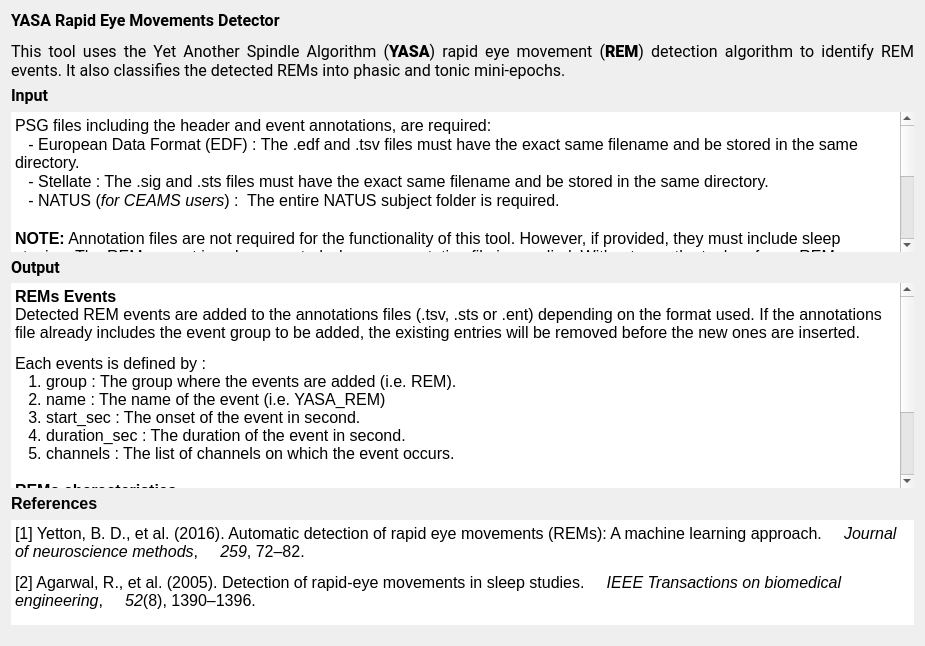
Qt form tools/CEAMSTools/DetectREMsYASA/IntroStepYASA/Ui_IntroStepYASA.ui (SnoozToolbox/snooz-package-ceams) before a commit.
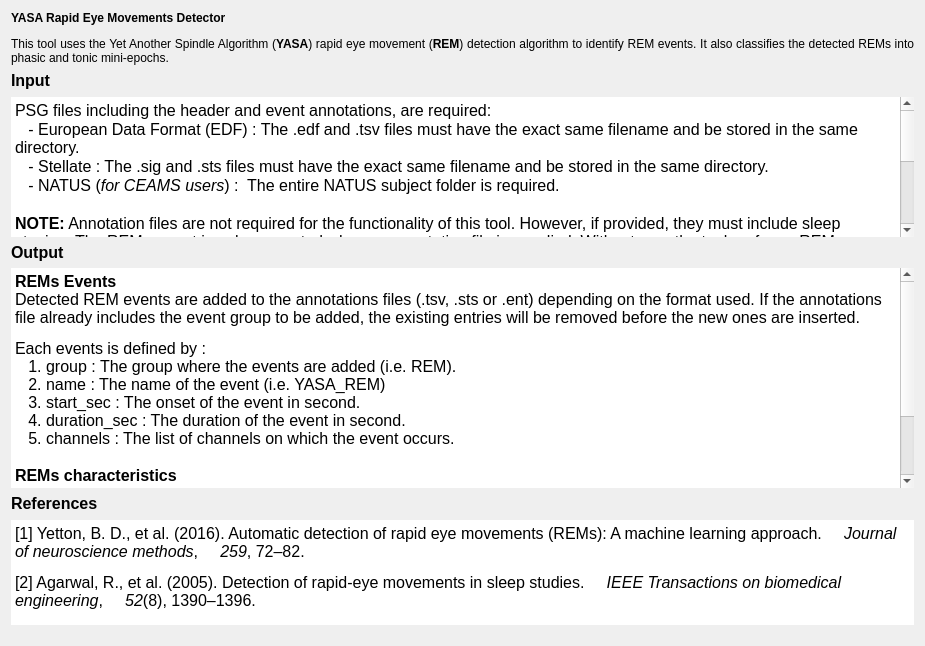
The same form after that commit.

Commit message: Font step 4: forms without fonts of their own, look kept

Patch:
```diff
--- a/tools/CEAMSTools/DetectREMsYASA/IntroStepYASA/Ui_IntroStepYASA.ui
+++ b/tools/CEAMSTools/DetectREMsYASA/IntroStepYASA/Ui_IntroStepYASA.ui
@@ -13,9 +13,6 @@
   <property name="windowTitle">
    <string>Form</string>
   </property>
-  <property name="styleSheet">
-   <string notr="true">font: 12pt &quot;Roboto&quot;;</string>
-  </property>
   <layout class="QVBoxLayout" name="verticalLayout_4">
    <item>
     <widget class="QLabel" name="label_2">
@@ -33,8 +30,6 @@
      </property>
      <property name="font">
       <font>
-       <family>Roboto</family>
-       <pointsize>12</pointsize>
        <italic>false</italic>
        <bold>false</bold>
       </font>
@@ -77,8 +72,6 @@
        </property>
        <property name="font">
         <font>
-         <family>Roboto</family>
-         <pointsize>12</pointsize>
          <italic>false</italic>
          <bold>false</bold>
         </font>
@@ -139,7 +132,7 @@
 hr { height: 1px; border-width: 0; }
 li.unchecked::marker { content: &quot;\2610&quot;; }
 li.checked::marker { content: &quot;\2612&quot;; }
-&lt;/style&gt;&lt;/head&gt;&lt;body style=&quot; font-family:'Roboto'; font-size:12pt; font-weight:400; font-style:normal;&quot;&gt;
+&lt;/style&gt;&lt;/head&gt;&lt;body style=&quot; font-size:12pt; font-weight:400; font-style:normal;&quot;&gt;
 &lt;p style=&quot; margin-top:0px; margin-bottom:0px; margin-left:0px; margin-right:0px; -qt-block-indent:0; text-indent:0px;&quot;&gt;PSG files including the header and event annotations, are required:&lt;/p&gt;
 &lt;p style=&quot; margin-top:0px; margin-bottom:0px; margin-left:0px; margin-right:0px; -qt-block-indent:0; text-indent:0px;&quot;&gt;   - European Data Format (EDF) : The .edf and .tsv files must have the exact same filename and be stored in the same directory.&lt;/p&gt;
 &lt;p style=&quot; margin-top:0px; margin-bottom:0px; margin-left:0px; margin-right:0px; -qt-block-indent:0; text-indent:0px;&quot;&gt;   - Stellate : The .sig and .sts files must have the exact same filename and be stored in the same directory.&lt;/p&gt;
@@ -178,8 +171,6 @@
        </property>
        <property name="font">
         <font>
-         <family>Roboto</family>
-         <pointsize>12</pointsize>
          <italic>false</italic>
          <bold>false</bold>
         </font>
@@ -234,7 +225,7 @@
 hr { height: 1px; border-width: 0; }
 li.unchecked::marker { content: &quot;\2610&quot;; }
 li.checked::marker { content: &quot;\2612&quot;; }
-&lt;/style&gt;&lt;/head&gt;&lt;body style=&quot; font-family:'Roboto'; font-size:12pt; font-weight:400; font-style:normal;&quot;&gt;
+&lt;/style&gt;&lt;/head&gt;&lt;body style=&quot; font-size:12pt; font-weight:400; font-style:normal;&quot;&gt;
 &lt;p style=&quot; margin-top:12px; margin-bottom:12px; margin-left:0px; margin-right:0px; -qt-block-indent:0; text-indent:0px;&quot;&gt;&lt;span style=&quot; font-weight:700;&quot;&gt;REMs Events&lt;br /&gt;&lt;/span&gt;Detected REM events are added to the annotations files (.tsv, .sts or .ent) depending on the format used. If the annotations file already includes the event group to be added, the existing entries will be removed before the new ones are inserted.&lt;/p&gt;
 &lt;p style=&quot; margin-top:0px; margin-bottom:0px; margin-left:0px; margin-right:0px; -qt-block-indent:0; text-indent:0px;&quot;&gt;Each events is defined by :&lt;br /&gt;   1. group : The group where the events are added (i.e. REM).&lt;br /&gt;   2. name : The name of the event (i.e. YASA_REM)&lt;br /&gt;   3. start_sec : The onset of the event in second. &lt;br /&gt;   4. duration_sec : The duration of the event in second.&lt;br /&gt;   5. channels : The list of channels on which the event occurs.&lt;br /&gt;&lt;/p&gt;
 &lt;p style=&quot; margin-top:0px; margin-bottom:0px; margin-left:0px; margin-right:0px; -qt-block-indent:0; text-indent:0px;&quot;&gt;&lt;span style=&quot; font-weight:700;&quot;&gt;REMs characteristics&lt;/span&gt;&lt;/p&gt;
```
Left out of the diff: 6 changed lines with no effect on the pictures. The commit also changes 427 other files.
